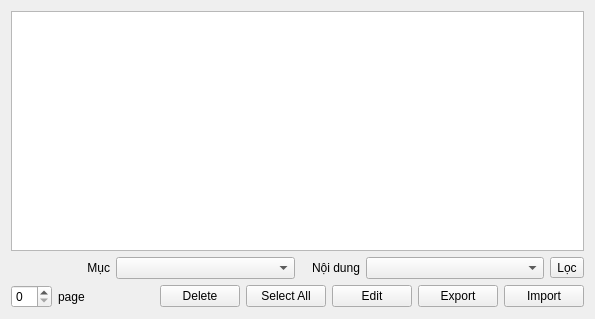
Qt form app/view/widget/uitableview.ui (emtrai/hrm_monastery) before a commit.
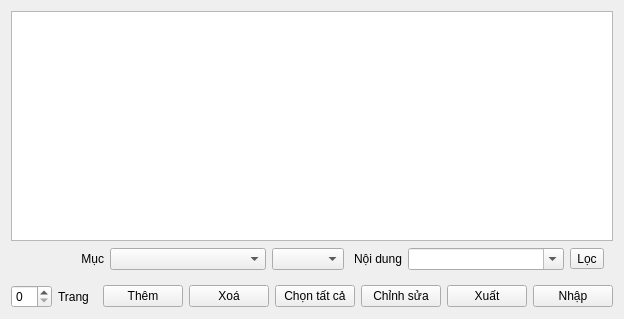
The same form after that commit. Icons and pictures are not drawn.

```diff
--- a/app/view/widget/uitableview.ui
+++ b/app/view/widget/uitableview.ui
@@ -6,7 +6,7 @@
    <rect>
     <x>0</x>
     <y>0</y>
-    <width>595</width>
+    <width>624</width>
     <height>319</height>
    </rect>
   </property>
@@ -18,12 +18,13 @@
     <widget class="QTableWidget" name="tblList"/>
    </item>
    <item>
-    <layout class="QHBoxLayout" name="horizontalLayout_4" stretch="0,1,3,1,3,0">
+    <widget class="QWidget" name="wgFilter" native="true">
+     <layout class="QHBoxLayout" name="layoutFilter" stretch="0,1,3,0,1,3,0">
      <property name="leftMargin">
-      <number>0</number>
+       <number>1</number>
      </property>
      <property name="topMargin">
-      <number>0</number>
+       <number>1</number>
      </property>
      <item>
       <spacer name="horizontalSpacer_2">
@@ -52,7 +53,10 @@
       </widget>
      </item>
      <item>
-      <widget class="QComboBox" name="comboBox"/>
+       <widget class="QComboBox" name="cbCategory"/>
+      </item>
+      <item>
+       <widget class="QComboBox" name="cbSearchOp"/>
      </item>
      <item>
       <widget class="QLabel" name="label_3">
@@ -65,10 +69,14 @@
       </widget>
      </item>
      <item>
-      <widget class="QComboBox" name="comboBox_2"/>
+       <widget class="QComboBox" name="cbKeyword">
+        <property name="editable">
+         <bool>true</bool>
+        </property>
+       </widget>
      </item>
      <item>
-      <widget class="QToolButton" name="btnSearch">
+       <widget class="QToolButton" name="btnFilter">
        <property name="text">
         <string>Lọc</string>
        </property>
@@ -83,6 +91,7 @@
       </widget>
      </item>
     </layout>
+    </widget>
    </item>
    <item>
     <layout class="QHBoxLayout" name="horizontalLayout">
@@ -92,7 +101,7 @@
      <item>
       <widget class="QLabel" name="label">
        <property name="text">
-        <string>page</string>
+        <string>Trang</string>
        </property>
       </widget>
      </item>
@@ -109,38 +118,45 @@
        </property>
       </spacer>
      </item>
+     <item>
+      <widget class="QPushButton" name="pushButton">
+       <property name="text">
+        <string>Thêm</string>
+       </property>
+      </widget>
+     </item>
      <item>
       <widget class="QPushButton" name="pushButton_5">
        <property name="text">
-        <string>Delete</string>
+        <string>Xoá</string>
        </property>
       </widget>
      </item>
      <item>
       <widget class="QPushButton" name="pushButton_4">
        <property name="text">
-        <string>Select All</string>
+        <string>Chọn tất cả</string>
        </property>
       </widget>
      </item>
      <item>
       <widget class="QPushButton" name="pushButton_3">
        <property name="text">
-        <string>Edit</string>
+        <string>Chỉnh sửa</string>
        </property>
       </widget>
      </item>
      <item>
       <widget class="QPushButton" name="pushButton_2">
        <property name="text">
-        <string>Export</string>
+        <string>Xuất</string>
        </property>
       </widget>
      </item>
      <item>
       <widget class="QPushButton" name="btnImport">
        <property name="text">
-        <string>Import</string>
+        <string>Nhập</string>
        </property>
       </widget>
      </item>
```
Lines whose indentation alone changed are shown as unchanged.
